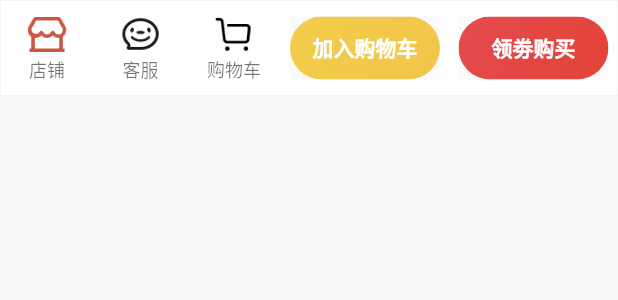
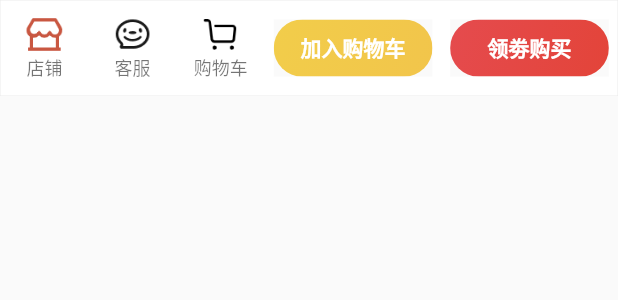
Before and after one commit to GuoguoDad/jd_mall_flutter, a Flutter app: what fixedBottom() shows on an empty page, opened directly, on a phone screen of 412 x 824 dp. Shown: the top 300 px of the screen. Run offline on Flutter 3.47's test engine with Material 2 defaults, Android fonts, the phone set to English and light mode, and no system bars; drawn by our look-alikes of pull_to_refresh; our stand-ins replace cached_network_image, connectivity_plus, convert, dio, easy_refresh, extended_nested_scroll_view and 16 more; missing offline and left inert: dart:ffi, extended_scroll, flutter_group_list_view, gato, wechat_assets_picker; accounts and stored records are empty; network calls fail.

Commit message:
pref: 细节调整~

```diff
--- a/lib/component/linear_button.dart
+++ b/lib/component/linear_button.dart
@@ -10,6 +10,7 @@ class LinearButton extends StatefulWidget {
   final double width;
   final double height;
   final String btnName;
+  final double? fontSize;
   final Color? highlightColor;
   final AlignmentGeometry linearBegin;
   final AlignmentGeometry linearEnd;
@@ -25,6 +26,7 @@ class LinearButton extends StatefulWidget {
     this.highlightColor,
     this.linearBegin = Alignment.topLeft,
     this.linearEnd = Alignment.bottomRight,
+    this.fontSize = 16,
     this.colors,
     this.borderRadius,
     this.onTap,
@@ -51,11 +53,11 @@ class _LinearButtonState extends State<LinearButton> {
           borderRadius: bRadius,
           highlightColor: widget.highlightColor ?? CommonStyle.themeColor,
           onTap: widget.onTap,
-          child: Container(
-            alignment: Alignment.center,
+          child: Center(
             child: Text(
               widget.btnName,
-              style: const TextStyle(color: Colors.white, fontSize: 14, fontWeight: FontWeight.bold),
+              textAlign: TextAlign.center,
+              style: TextStyle(color: Colors.white, fontSize: widget.fontSize, fontWeight: FontWeight.bold),
             ),
           ),
         ),
--- a/lib/view/page/cart/cart_page.dart
+++ b/lib/view/page/cart/cart_page.dart
@@ -61,6 +61,7 @@ class _CartPageState extends State<CartPage> {
                     backgroundColor: CommonStyle.colorF3F3F3,
                     body: SmartRefresher(
                       controller: _refreshController,
+                      physics: const BouncingScrollPhysics(),
                       enablePullUp: true,
                       header: const ClassicHeader(
                         spacing: 10,
--- a/lib/view/page/detail/widget/fixed_bottom.dart
+++ b/lib/view/page/detail/widget/fixed_bottom.dart
@@ -1,4 +1,6 @@
 // Flutter imports:
+import 'dart:ffi';
+
 import 'package:flutter/material.dart';
 
 // Project imports:
@@ -16,29 +18,55 @@ Widget fixedBottom(BuildContext context) {
     padding: EdgeInsets.only(bottom: space),
     decoration: BoxDecoration(color: Colors.white, border: Border.all(color: Colors.grey.shade300, width: 0.2)),
     child: Row(
+      children: [
+        Flexible(
+          flex: 3,
+          child: Row(
             mainAxisAlignment: MainAxisAlignment.spaceAround,
-      crossAxisAlignment: CrossAxisAlignment.center,
             children: [
               columnItem("images/detail/ic_store_red.png", S.of(context).store),
               columnItem("images/detail/ic_customer_service.png", S.of(context).customerService),
               columnItem("images/detail/ic_cart.png", S.of(context).tabMainCart),
-        LinearButton(
-          width: 100,
-          height: 42,
+            ],
+          ),
+        ),
+        Flexible(
+          flex: 2,
+          child: Center(
+            child: FractionallySizedBox(
+              widthFactor: 0.9,
+              heightFactor: 0.6,
+              child: LinearButton(
+                width: double.infinity,
+                height: double.infinity,
                 btnName: S.of(context).add2Cart,
+                fontSize: 14,
                 highlightColor: Colors.yellow,
                 colors: ["#F2CD4A".toColor(), "#F2C54B".toColor()],
                 borderRadius: const BorderRadius.all(Radius.circular(50)),
                 onTap: () => print("======="),
               ),
-        LinearButton(
-          width: 100,
-          height: 42,
+            ),
+          ),
+        ),
+        Flexible(
+          flex: 2,
+          child: Center(
+            child: FractionallySizedBox(
+              widthFactor: 0.9,
+              heightFactor: 0.6,
+              child: LinearButton(
+                width: double.infinity,
+                height: double.infinity,
                 btnName: S.of(context).couponPurchase,
+                fontSize: 14,
                 highlightColor: Colors.red,
                 colors: ["#E54B4E".toColor(), "#E34439".toColor()],
                 borderRadius: const BorderRadius.all(Radius.circular(50)),
                 onTap: () => print("======="),
+              ),
+            ),
+          ),
         )
       ],
     ),
@@ -47,13 +75,13 @@ Widget fixedBottom(BuildContext context) {
 
 Widget columnItem(String icon, String name) {
   return SizedBox(
-    height: 54,
-    width: 50,
+    height: 50,
+    width: 48,
     child: Column(
       mainAxisAlignment: MainAxisAlignment.center,
       crossAxisAlignment: CrossAxisAlignment.center,
       children: [
-        assetImage(icon, 28, 28),
+        assetImage(icon, 26, 26),
         Text(
           name,
           style: const TextStyle(fontSize: 12, color: Colors.black54, decoration: TextDecoration.none),
--- a/lib/view/page/order/generate/generate_order.dart
+++ b/lib/view/page/order/generate/generate_order.dart
@@ -4,6 +4,7 @@ import 'package:flutter/material.dart';
 // Project imports:
 import 'package:jd_mall_flutter/common/style/common_style.dart';
 import 'package:jd_mall_flutter/component/common_header.dart';
+import 'package:jd_mall_flutter/component/no_shadow_scroll_behavior.dart';
 import 'package:jd_mall_flutter/view/page/order/generate/widget/bottom.dart';
 import 'package:jd_mall_flutter/view/page/order/generate/widget/default_address.dart';
 import 'package:jd_mall_flutter/view/page/order/generate/widget/order_goods.dart';
@@ -33,6 +34,7 @@ class _GenerateOrderState extends State<GenerateOrder> {
           child: Container(
             color: CommonStyle.colorF5F5F5,
             child: CustomScrollView(
+              scrollBehavior: NoShadowScrollBehavior(),
               slivers: [
                 defaultAddress(context),
                 orderGoods(context),
--- a/lib/view/page/order/generate/widget/bottom.dart
+++ b/lib/view/page/order/generate/widget/bottom.dart
@@ -38,8 +38,9 @@ Widget fixedBottom(BuildContext context) {
             children: [
               LinearButton(
                 width: 100,
-                height: 48,
+                height: 42,
                 btnName: "帮我付",
+                fontSize: 14,
                 highlightColor: Colors.yellow,
                 colors: ["#F2CD4A".toColor(), "#F2C54B".toColor()],
                 borderRadius: const BorderRadius.all(Radius.circular(50)),
@@ -47,8 +48,9 @@ Widget fixedBottom(BuildContext context) {
               ),
               LinearButton(
                 width: 100,
-                height: 48,
+                height: 42,
                 btnName: "自己付",
+                fontSize: 14,
                 highlightColor: Colors.red,
                 colors: ["#E54B4E".toColor(), "#E34439".toColor()],
                 borderRadius: const BorderRadius.all(Radius.circular(50)),
```
Lines whose indentation alone changed are shown as unchanged.
